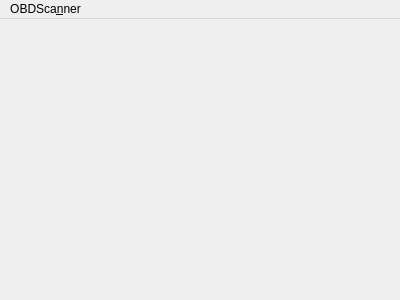
Old version of the form obdscanner.ui in the repository miiiiichal/OBDScanner.
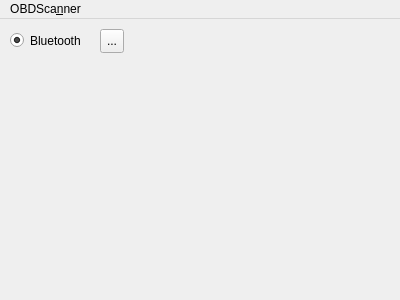
New version of the form.

Commit message: GUI - Bluetooth manager dialog

Patch:
```diff
--- a/obdscanner.ui
+++ b/obdscanner.ui
@@ -13,7 +13,37 @@
   <property name="windowTitle">
    <string>OBDScanner</string>
   </property>
-  <widget class="QWidget" name="centralWidget"/>
+  <widget class="QWidget" name="centralWidget">
+   <widget class="QRadioButton" name="btRadioButton">
+    <property name="geometry">
+     <rect>
+      <x>10</x>
+      <y>10</y>
+      <width>96</width>
+      <height>23</height>
+     </rect>
+    </property>
+    <property name="text">
+     <string>Bluetooth</string>
+    </property>
+    <property name="checked">
+     <bool>true</bool>
+    </property>
+   </widget>
+   <widget class="QToolButton" name="btConfigButton">
+    <property name="geometry">
+     <rect>
+      <x>100</x>
+      <y>10</y>
+      <width>24</width>
+      <height>24</height>
+     </rect>
+    </property>
+    <property name="text">
+     <string>...</string>
+    </property>
+   </widget>
+  </widget>
   <widget class="QMenuBar" name="menuBar">
    <property name="geometry">
     <rect>
```
Left out of the diff: 19 changed lines with no effect on the pictures. The commit also changes 6 other files.
